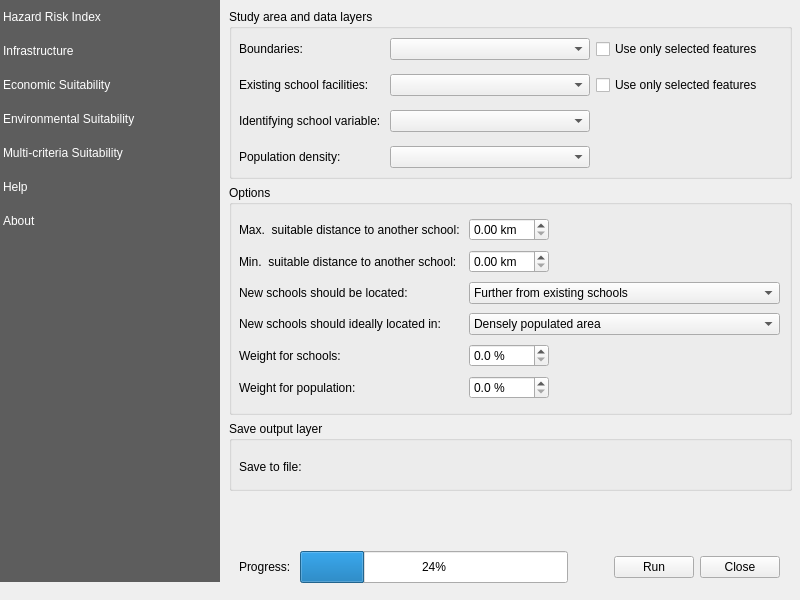
The window that rasterriskassessmentplugin/resources/ui/main_dialog.ui (iiepdev/mcda-plugin) describes before a commit, drawn with Qt 5.
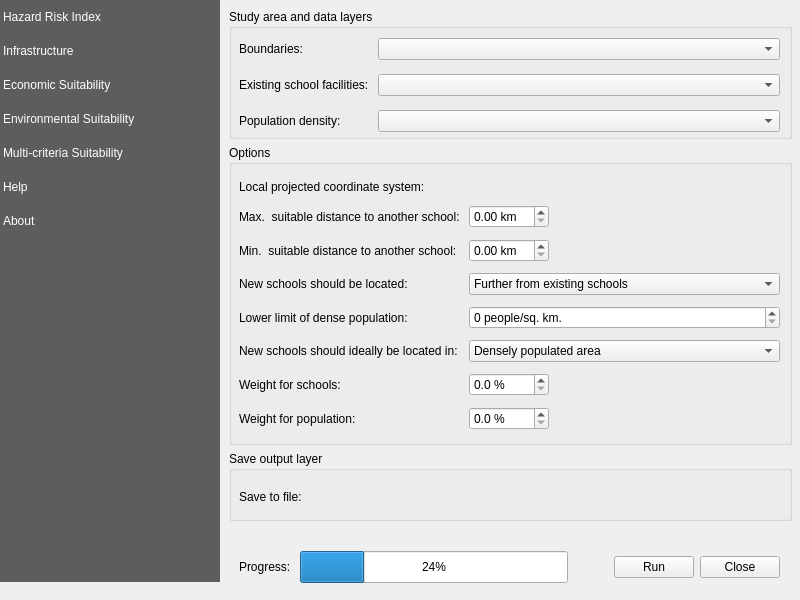
The same window after the commit. Custom widgets are drawn as their Qt base class.

Commit message: Remove id widget; add crs and threshold widgets

The edit to the form file:
```diff
--- a/rasterriskassessmentplugin/resources/ui/main_dialog.ui
+++ b/rasterriskassessmentplugin/resources/ui/main_dialog.ui
@@ -903,7 +903,7 @@
        <property name="minimumSize">
         <size>
          <width>0</width>
-         <height>170</height>
+         <height>130</height>
         </size>
        </property>
        <property name="title">
@@ -915,7 +915,7 @@
           <x>10</x>
           <y>25</y>
           <width>541</width>
-          <height>141</height>
+          <height>104</height>
          </rect>
         </property>
         <layout class="QGridLayout" name="gridLayout">
@@ -932,28 +932,6 @@
            </property>
           </widget>
          </item>
-         <item row="2" column="1">
-          <widget class="QgsFieldComboBox" name="infra_fld_cmb_bx_school_var">
-           <property name="iconSize">
-            <size>
-             <width>16</width>
-             <height>16</height>
-            </size>
-           </property>
-           <property name="sizePolicy">
-            <sizepolicy hsizetype="MinimumExpanding" vsizetype="Fixed">
-             <horstretch>0</horstretch>
-             <verstretch>0</verstretch>
-            </sizepolicy>
-           </property>
-           <property name="minimumSize">
-            <size>
-             <width>110</width>
-             <height>0</height>
-            </size>
-           </property>
-          </widget>
-         </item>
          <item row="0" column="0">
           <widget class="QLabel" name="label_pointlayer_2">
            <property name="text">
@@ -961,39 +939,6 @@
            </property>
           </widget>
          </item>
-         <item row="1" column="2">
-          <widget class="QCheckBox" name="infra_chck_bx_use_selected_schools">
-           <property name="minimumSize">
-            <size>
-             <width>184</width>
-             <height>0</height>
-            </size>
-           </property>
-           <property name="text">
-            <string>Use only selected features</string>
-           </property>
-          </widget>
-         </item>
-         <item row="0" column="2">
-          <widget class="QCheckBox" name="infra_chck_bx_use_selected_boundaries">
-           <property name="minimumSize">
-            <size>
-             <width>184</width>
-             <height>0</height>
-            </size>
-           </property>
-           <property name="text">
-            <string>Use only selected features</string>
-           </property>
-          </widget>
-         </item>
-         <item row="2" column="0">
-          <widget class="QLabel" name="label_15">
-           <property name="text">
-            <string>Identifying school variable: </string>
-           </property>
-          </widget>
-         </item>
          <item row="3" column="0">
           <widget class="QLabel" name="label_17">
            <property name="text">
@@ -1082,7 +1027,7 @@
        <property name="minimumSize">
         <size>
          <width>0</width>
-         <height>230</height>
+         <height>300</height>
         </size>
        </property>
        <property name="title">
@@ -1094,32 +1039,66 @@
           <x>10</x>
           <y>30</y>
           <width>541</width>
-          <height>188</height>
+          <height>260</height>
          </rect>
         </property>
         <layout class="QGridLayout" name="infra_grid_options">
-         <item row="3" column="0">
+         <item row="0" column="0">
+          <widget class="QLabel" name="label_infra_crs">
+           <property name="text">
+            <string>Local projected coordinate system:</string>
+           </property>
+          </widget>
+         </item>
+         <item row="0" column="1">
+          <widget class="QgsProjectionSelectionWidget" name="infra_crs_widget" native="true">
+           <property name="sizePolicy">
+            <sizepolicy hsizetype="Preferred" vsizetype="Fixed">
+             <horstretch>0</horstretch>
+             <verstretch>0</verstretch>
+            </sizepolicy>
+           </property>
+          </widget>
+         </item>
+         <item row="4" column="0">
+          <widget class="QLabel" name="label_infra_pop_threshold">
+           <property name="text">
+            <string>Lower limit of dense population:</string>
+           </property>
+          </widget>
+         </item>
+         <item row="4" column="1">
+          <widget class="QgsDoubleSpinBox" name="infra_spinbox_pop_threshold">
+           <property name="suffix">
+            <string> people/sq. km.</string>
+           </property>
+           <property name="decimals">
+            <number>0</number>
+           </property>
+          </widget>
+         </item>
+         <item row="5" column="0">
           <widget class="QLabel" name="label_22">
            <property name="text">
-            <string>New schools should ideally located in:</string>
+            <string>New schools should ideally be located in:</string>
            </property>
           </widget>
          </item>
-         <item row="4" column="0">
+         <item row="6" column="0">
           <widget class="QLabel" name="label_20">
            <property name="text">
             <string>Weight for schools:</string>
            </property>
           </widget>
          </item>
-         <item row="2" column="0">
+         <item row="3" column="0">
           <widget class="QLabel" name="label_19">
            <property name="text">
             <string>&lt;html&gt;&lt;head/&gt;&lt;body&gt;&lt;p&gt;New schools should be located: &lt;/p&gt;&lt;/body&gt;&lt;/html&gt;</string>
            </property>
           </widget>
          </item>
-         <item row="1" column="1">
+         <item row="2" column="1">
           <widget class="QgsDoubleSpinBox" name="infra_dbl_spn_bx_min_dist">
            <property name="maximumSize">
             <size>
@@ -1132,7 +1111,7 @@
            </property>
           </widget>
          </item>
-         <item row="0" column="1">
+         <item row="1" column="1">
           <widget class="QgsDoubleSpinBox" name="infra_dbl_spn_bx_max_dist">
            <property name="maximumSize">
             <size>
@@ -1148,14 +1127,14 @@
            </property>
           </widget>
          </item>
-         <item row="1" column="0">
+         <item row="2" column="0">
           <widget class="QLabel" name="label_18">
            <property name="text">
             <string>Min.  suitable distance to another school: </string>
            </property>
           </widget>
          </item>
-         <item row="4" column="1">
+         <item row="6" column="1">
           <widget class="QgsDoubleSpinBox" name="infra_dbl_spn_bx_school_weight">
            <property name="maximumSize">
             <size>
@@ -1171,21 +1150,21 @@
            </property>
           </widget>
          </item>
-         <item row="0" column="0">
+         <item row="1" column="0">
           <widget class="QLabel" name="label_16">
            <property name="text">
             <string>Max.  suitable distance to another school: </string>
            </property>
           </widget>
          </item>
-         <item row="5" column="0">
+         <item row="7" column="0">
           <widget class="QLabel" name="label_21">
            <property name="text">
             <string>Weight for population:</string>
            </property>
           </widget>
          </item>
-         <item row="5" column="1">
+         <item row="7" column="1">
           <widget class="QgsDoubleSpinBox" name="infra_dbl_spn_bx_pop_weight">
            <property name="maximumSize">
             <size>
@@ -1201,7 +1180,7 @@
            </property>
           </widget>
          </item>
-         <item row="2" column="1">
+         <item row="3" column="1">
           <widget class="QComboBox" name="infra_location_combo_box">
            <property name="sizePolicy">
             <sizepolicy hsizetype="MinimumExpanding" vsizetype="Fixed">
@@ -1221,7 +1200,7 @@
            </item>
           </widget>
          </item>
-         <item row="3" column="1">
+         <item row="5" column="1">
           <widget class="QComboBox" name="infra_ideal_location_combo_box">
            <property name="sizePolicy">
             <sizepolicy hsizetype="MinimumExpanding" vsizetype="Fixed">
@@ -2652,11 +2631,6 @@
    <extends>QDoubleSpinBox</extends>
    <header>qgsdoublespinbox.h</header>
   </customwidget>
-  <customwidget>
-   <class>QgsFieldComboBox</class>
-   <extends>QComboBox</extends>
-   <header>qgsfieldcombobox.h</header>
-  </customwidget>
   <customwidget>
    <class>QgsFileWidget</class>
    <extends>QWidget</extends>
@@ -2672,6 +2646,11 @@
    <extends>QSpinBox</extends>
    <header>qgsspinbox.h</header>
   </customwidget>
+  <customwidget>
+   <class>QgsProjectionSelectionWidget</class>
+   <extends>QWidget</extends>
+   <header>qgsprojectionselectionwidget.h</header>
+  </customwidget>
  </customwidgets>
  <resources/>
  <connections/>
```
Left out of the diff: 158 changed lines with no effect on the pictures. The commit also changes 3 other files.
